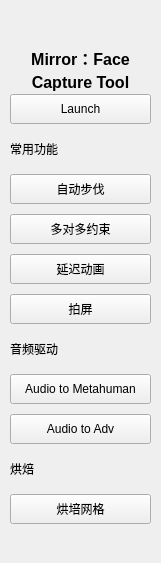
Qt form anim/mx_anim_tools.ui (benject/mx_toolpack) before a commit.
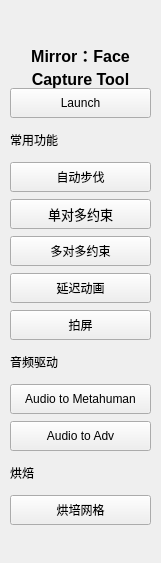
The same form after that commit.

Commit message: add one to many constraint /  add ctrl to jnts tool

What changed in the file:
```diff
--- a/anim/mx_anim_tools.ui
+++ b/anim/mx_anim_tools.ui
@@ -127,6 +127,25 @@
       </property>
      </widget>
     </item>
+    <item>
+     <widget class="QPushButton" name="pushButton_8">
+      <property name="minimumSize">
+       <size>
+        <width>100</width>
+        <height>30</height>
+       </size>
+      </property>
+      <property name="font">
+       <font>
+        <family>Arial</family>
+        <pointsize>10</pointsize>
+       </font>
+      </property>
+      <property name="text">
+       <string>单对多约束</string>
+      </property>
+     </widget>
+    </item>
     <item>
      <widget class="QPushButton" name="pushButton_5">
       <property name="minimumSize">
```
The commit also changes 33 other files.
